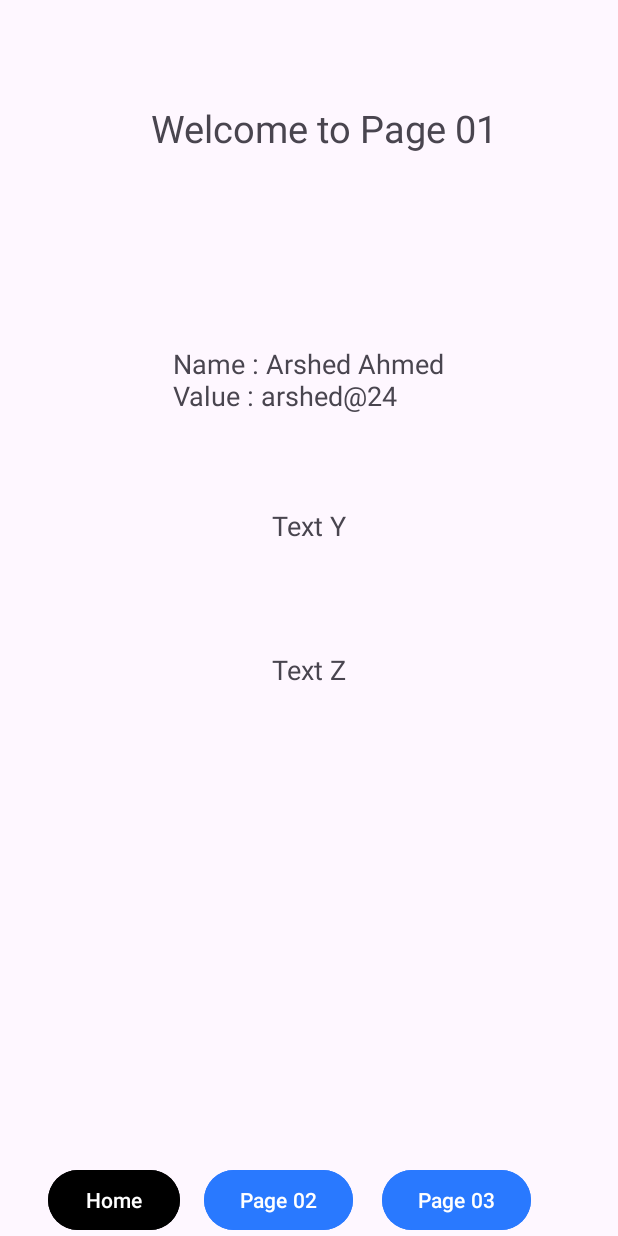
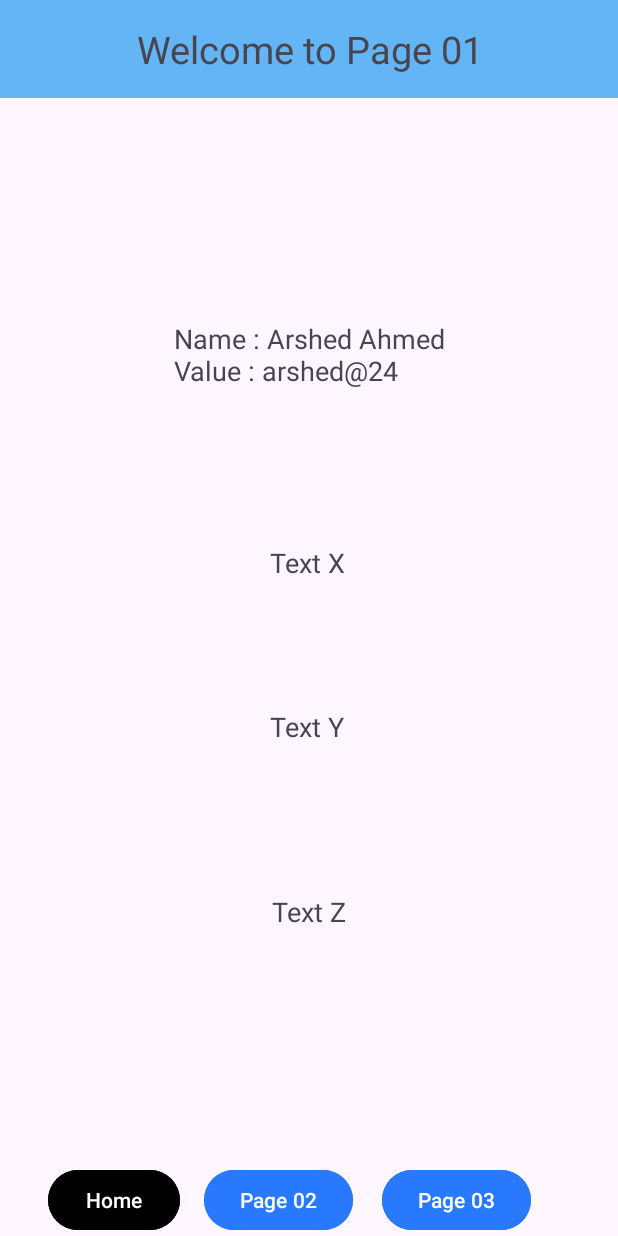
Before and after one commit to arshedgithub/Java-Mobile-App-1, an Android app: the Page01 screen opened directly, with no data from a screen before it, on a phone screen of 412 x 824 dp. Run offline under Robolectric (Android 15) with nearby library versions, the light colour scheme and no system bars.

Commit message:
color according to accelorometer value

```diff
--- a/app/src/main/java/com/example/mad1/Page01.java
+++ b/app/src/main/java/com/example/mad1/Page01.java
@@ -5,10 +5,12 @@ import android.content.Intent;
 import android.content.SharedPreferences;
 import android.database.Cursor;
 import android.database.sqlite.SQLiteDatabase;
+import android.graphics.Color;
 import android.hardware.Sensor;
 import android.hardware.SensorEvent;
 import android.hardware.SensorEventListener;
 import android.hardware.SensorManager;
+import android.os.Build;
 import android.os.Bundle;
 import android.view.View;
 import android.widget.Button;
@@ -25,6 +27,8 @@ public class Page01 extends AppCompatActivity implements SensorEventListener {
     Button btn_home;
     Button btn_second;
     Button btn_third;
+    TextView txtHeader;
+    TextView txtUserPg1;
     TextView txtXPg1;
     TextView txtYPg1;
     TextView txtZPg1;
@@ -41,6 +45,8 @@ public class Page01 extends AppCompatActivity implements SensorEventListener {
         btn_home = findViewById(R.id.btn_pg_1_home);
         btn_second = findViewById(R.id.btn_pg_1_2);
         btn_third = findViewById(R.id.btn_pg_1_3);
+        txtHeader = findViewById(R.id.page_1_head);
+        txtUserPg1 = findViewById(R.id.txtuser_content_pg_1);
         txtXPg1 = findViewById(R.id.txtx_content_pg_1);
         txtYPg1 = findViewById(R.id.txty_content_pg_1);
         txtZPg1 = findViewById(R.id.txtz_content_pg_1);
@@ -57,13 +63,13 @@ public class Page01 extends AppCompatActivity implements SensorEventListener {
         if (cursor.moveToNext()){
             String name = cursor.getString(1);
             String value = cursor.getString(2);
-            txtXPg1.setText("Name : " + name + "\nValue : " + value);
+            txtUserPg1.setText("Name : " + name + "\nValue : " + value);
         }
         cursor.close();
-
+//
 //        SharedPreferences sharedPreferences = getSharedPreferences("userSettings", MODE_PRIVATE);
 //        String msg = sharedPreferences.getString("message", "Shared Preference not found");
-//        txtContentPg1.setText(msg);
+//        txtUserPg1.setText(msg);
 
         ViewCompat.setOnApplyWindowInsetsListener(findViewById(R.id.main), (v, insets) -> {
             Insets systemBars = insets.getInsets(WindowInsetsCompat.Type.systemBars());
@@ -89,9 +95,23 @@ public class Page01 extends AppCompatActivity implements SensorEventListener {
 
     @Override
     public void onSensorChanged(SensorEvent event) {
-        txtXPg1.setText("X Axis: " + event.values[0]);
-        txtYPg1.setText("Y Axis: " + event.values[1]);
-        txtZPg1.setText("Z Axis: " + event.values[2]);
+        switch (event.sensor.getType()){
+            case Sensor.TYPE_ACCELEROMETER: acceleroMeterFunc(event); break;
+        }
+    }
+
+    private void acceleroMeterFunc(SensorEvent event) {
+        float x = event.values[0];
+        float y = event.values[1];
+        float z = event.values[2];
+        txtXPg1.setText("X Axis: " + x);
+        txtYPg1.setText("Y Axis: " + y);
+        txtZPg1.setText("Z Axis: " + z);
+
+        if (Build.VERSION.SDK_INT >= Build.VERSION_CODES.O) {
+            txtHeader.setBackgroundColor(Color.rgb(x, y, z));
+//            getWindow().getDecorView().setBackgroundColor(Color.rgb(x, y, z));
+        }
     }
 
     @Override
--- a/app/src/main/res/layout/activity_page01.xml
+++ b/app/src/main/res/layout/activity_page01.xml
@@ -9,15 +9,30 @@
 
     <TextView
         android:id="@+id/page_1_head"
+        android:layout_width="match_parent"
+        android:padding="15sp"
+        android:layout_height="wrap_content"
+        android:layout_marginTop="0dp"
+        android:text="Welcome to Page 01"
+        android:textSize="25sp"
+        android:textAlignment="center"
+        android:background="@color/blue_300"
+        app:layout_constraintLeft_toLeftOf="parent"
+        app:layout_constraintRight_toRightOf="parent"
+        app:layout_constraintTop_toTopOf="parent" />
+
+    <TextView
+        android:id="@+id/txtuser_content_pg_1"
         android:layout_width="wrap_content"
         android:layout_height="wrap_content"
         android:layout_marginTop="68dp"
-        android:text="Welcome to Page 01"
-        android:textSize="25sp"
-        app:layout_constraintHorizontal_bias="0.555"
+        android:text="user"
+        android:textSize="18sp"
+        app:layout_constraintBottom_toBottomOf="parent"
         app:layout_constraintLeft_toLeftOf="parent"
         app:layout_constraintRight_toRightOf="parent"
-        app:layout_constraintTop_toTopOf="parent" />
+        app:layout_constraintTop_toTopOf="parent"
+        app:layout_constraintVertical_bias="0.205" />
 
     <TextView
         android:id="@+id/txtx_content_pg_1"
@@ -31,7 +46,7 @@
         app:layout_constraintLeft_toLeftOf="parent"
         app:layout_constraintRight_toRightOf="parent"
         app:layout_constraintTop_toTopOf="parent"
-        app:layout_constraintVertical_bias="0.228" />
+        app:layout_constraintVertical_bias="0.403" />
 
     <TextView
         android:id="@+id/txty_content_pg_1"
@@ -41,10 +56,11 @@
         android:text="Text Y"
         android:textSize="18sp"
         app:layout_constraintBottom_toBottomOf="parent"
+        app:layout_constraintHorizontal_bias="0.497"
         app:layout_constraintLeft_toLeftOf="parent"
         app:layout_constraintRight_toRightOf="parent"
         app:layout_constraintTop_toTopOf="parent"
-        app:layout_constraintVertical_bias="0.369" />
+        app:layout_constraintVertical_bias="0.552" />
 
     <TextView
         android:id="@+id/txtz_content_pg_1"
@@ -53,11 +69,11 @@
         android:layout_marginTop="68dp"
         android:text="Text Z"
         android:textSize="18sp"
+        app:layout_constraintBottom_toBottomOf="parent"
+        app:layout_constraintLeft_toLeftOf="parent"
         app:layout_constraintRight_toRightOf="parent"
-        app:layout_constraintLeft_toLeftOf="parent"
         app:layout_constraintTop_toTopOf="parent"
-        app:layout_constraintBottom_toBottomOf="parent"
-        />
+        app:layout_constraintVertical_bias="0.721" />
 
     <Button
         android:id="@+id/btn_pg_1_home"
```
